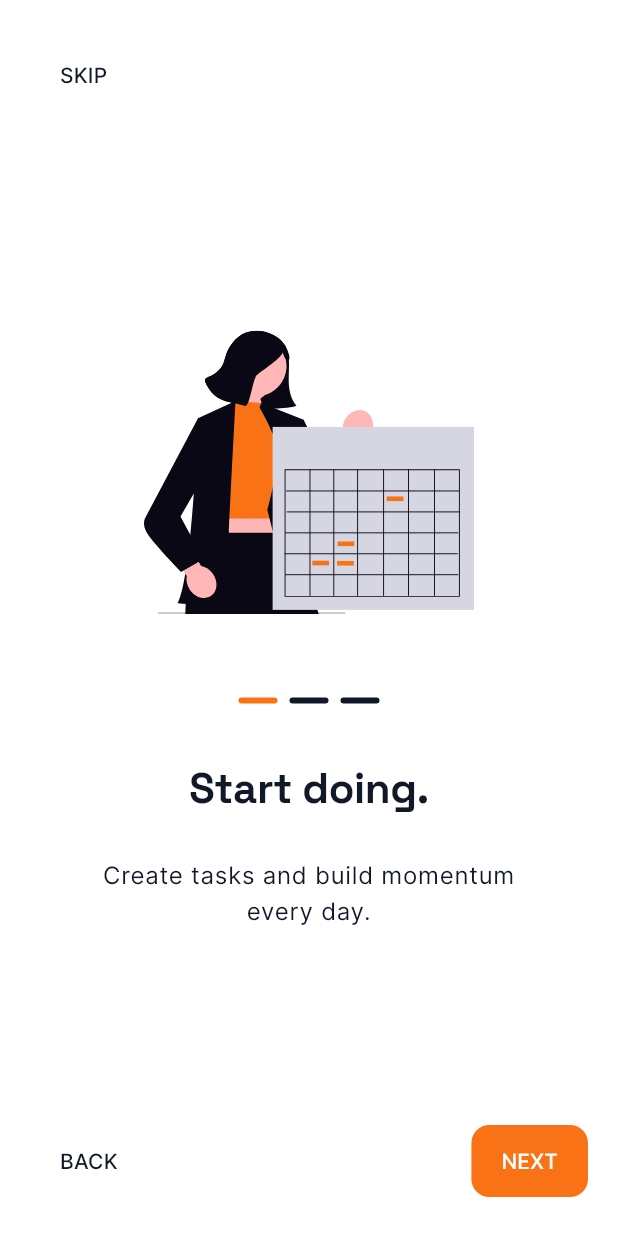
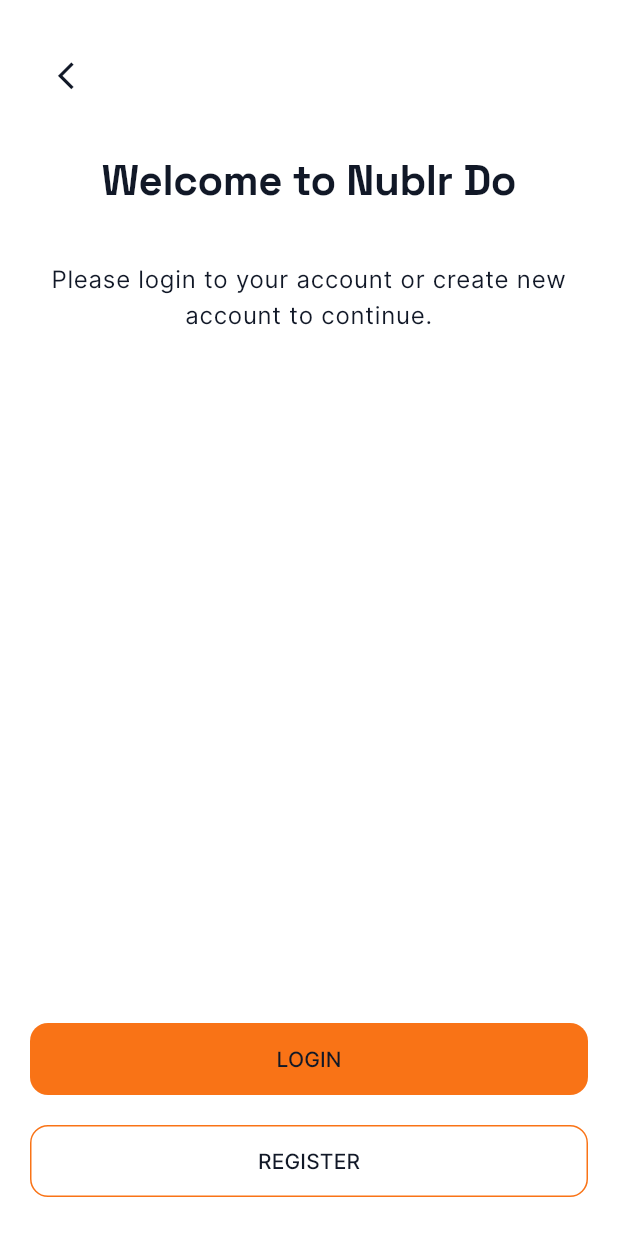
Before and after one commit to timi-okediya/nublr_do, a Flutter app: the screen it shows after launch, on a phone screen of 412 x 824 dp. Run offline on Flutter 3.47's test engine with Material 3 defaults, Android fonts, the phone set to English and light mode, and no system bars; our stand-ins replace flutter_svg.

Commit message:
feat: onboarding screens

```diff
--- /dev/null
+++ b/lib/features/onboarding/screens/go_to_auth_screen.dart
@@ -0,0 +1,77 @@
+import 'package:flutter/material.dart';
+import 'package:nublr_do/global/widgets/app_button.dart';
+import 'package:nublr_do/global/widgets/app_icon_button.dart';
+
+class GotoAuthScreen extends StatelessWidget {
+  const GotoAuthScreen({super.key});
+
+  @override
+  Widget build(BuildContext context) {
+    return Scaffold(
+      backgroundColor: Theme.of(context).colorScheme.surface,
+      body: Padding(
+        padding: const EdgeInsets.symmetric(
+          horizontal: 20,
+          vertical: 26,
+        ),
+        child: Column(
+          crossAxisAlignment: CrossAxisAlignment.start,
+          children: <Widget>[
+            AppIconButton(
+              icon: const Icon(Icons.arrow_back_ios_new),
+              onPressed: () {},
+            ),
+            Expanded(
+              child: Padding(
+                padding: EdgeInsets.symmetric(
+                  vertical: 30
+                ),
+                child: Column(
+                  mainAxisAlignment: MainAxisAlignment.start,
+                  crossAxisAlignment: CrossAxisAlignment.center,
+                  mainAxisSize: MainAxisSize.max,
+                  spacing: 36,
+                  children: <Widget>[
+                    Text(
+                      'Welcome to Nublr Do',
+                      style: Theme.of(context).textTheme.displayLarge?.copyWith(
+                          color: Theme.of(context).colorScheme.onSurface
+                      ),
+                    ),
+                    Text(
+                      'Please login to your account or create new account to continue.',
+                      style: Theme.of(context).textTheme.bodyLarge?.copyWith(
+                          color: Theme.of(context).colorScheme.onSurface
+                      ),
+                      textAlign: TextAlign.center,
+                    )
+                  ],
+                ),
+              ),
+            ),
+            Column(
+              mainAxisSize: MainAxisSize.max,
+              mainAxisAlignment: MainAxisAlignment.spaceBetween,
+              spacing: 20,
+              children: <Widget>[
+                AppButton(
+                  label: 'LOGIN',
+                  onPressed: () {},
+                  variant: AppButtonVariant.primary,
+                  widthFull: true,
+                ),
+
+                AppButton(
+                  label: 'REGISTER',
+                  onPressed: () {},
+                  variant: AppButtonVariant.outline,
+                  widthFull: true,
+                ),
+              ],
+            )
+          ],
+        ),
+      ),
+    );
+  }
+}
--- a/lib/global/widgets/app_button.dart
+++ b/lib/global/widgets/app_button.dart
@@ -6,6 +6,7 @@ class AppButton extends StatelessWidget {
   final AppButtonVariant variant;
   final bool isLoading;
   final bool isDisabled;
+  final bool widthFull;
 
   const AppButton({
     super.key,
@@ -14,6 +15,7 @@ class AppButton extends StatelessWidget {
     this.variant = AppButtonVariant.primary,
     this.isLoading = false,
     this.isDisabled = false,
+    this.widthFull = false,
   });
 
   @override
@@ -61,6 +63,7 @@ class AppButton extends StatelessWidget {
 
     return SizedBox(
       height: 48,
+      width: widthFull ? double.infinity : null,
       child: ElevatedButton(
         onPressed: disabled ? null : onPressed,
         style: ElevatedButton.styleFrom(
@@ -71,7 +74,9 @@ class AppButton extends StatelessWidget {
             borderRadius: BorderRadius.circular(12),
             side: border ?? BorderSide.none,
           ),
-          padding: const EdgeInsets.symmetric(horizontal: 20),
+          padding: variant == AppButtonVariant.ghost
+              ? EdgeInsets.zero
+              : const EdgeInsets.symmetric(horizontal: 20),
         ),
         child: isLoading
             ? const SizedBox(
@@ -79,7 +84,12 @@ class AppButton extends StatelessWidget {
           height: 20,
           child: CircularProgressIndicator(strokeWidth: 2),
         )
-            : Text(label),
+            : Text(
+          label,
+          style: Theme.of(context).textTheme.labelLarge?.copyWith(
+            color: Theme.of(context).colorScheme.onSurface
+          ),
+        ),
       ),
     );
   }
--- /dev/null
+++ b/lib/global/widgets/app_icon_button.dart
@@ -0,0 +1,88 @@
+import 'package:flutter/material.dart';
+
+class AppIconButton extends StatelessWidget {
+  final Widget icon; // Icon OR SvgPicture
+  final VoidCallback? onPressed;
+  final AppIconButtonVariant variant;
+  final double size;
+  final bool isDisabled;
+  final BorderRadius borderRadius;
+
+  const AppIconButton({
+    super.key,
+    required this.icon,
+    required this.onPressed,
+    this.variant = AppIconButtonVariant.ghost,
+    this.size = 48,
+    this.isDisabled = false,
+    this.borderRadius = const BorderRadius.all(Radius.circular(12)),
+  });
+
+  @override
+  Widget build(BuildContext context) {
+    final colors = Theme.of(context).colorScheme;
+    final disabled = isDisabled;
+
+    Color background;
+    Color foreground;
+    BorderSide? border;
+
+    switch (variant) {
+      case AppIconButtonVariant.primary:
+        background = colors.primary;
+        foreground = colors.onPrimary;
+        break;
+      case AppIconButtonVariant.outline:
+        background = Colors.transparent;
+        foreground = colors.primary;
+        border = BorderSide(color: colors.primary);
+        break;
+      case AppIconButtonVariant.danger:
+        background = colors.error;
+        foreground = colors.onError;
+        break;
+      case AppIconButtonVariant.ghost:
+        background = Colors.transparent;
+        foreground = colors.onSurface;
+        break;
+    }
+
+    return SizedBox(
+      width: size,
+      height: size,
+      child: Material(
+        color: background,
+        shape: RoundedRectangleBorder(
+          borderRadius: borderRadius,
+          side: border ?? BorderSide.none,
+        ),
+        child: InkWell(
+          onTap: disabled ? null : onPressed,
+          borderRadius: borderRadius,
+          child: Center(
+            child: IconTheme(
+              data: IconThemeData(
+                size: size * 0.45,
+                color: disabled
+                    ? colors.onSurface.withOpacity(0.38)
+                    : foreground,
+              ),
+              child: SizedBox(
+                width: size * 0.5,
+                height: size * 0.5,
+                child: Center(child: icon), // 🔑 TRUE CENTER
+              ),
+            ),
+          ),
+        ),
+      ),
+    );
+  }
+}
+
+enum AppIconButtonVariant {
+  primary,
+  ghost,
+  outline,
+  danger,
+}
--- a/lib/main.dart
+++ b/lib/main.dart
@@ -1,4 +1,5 @@
 import 'package:flutter/material.dart';
+import 'package:nublr_do/features/onboarding/screens/go_to_auth_screen.dart';
 import 'package:nublr_do/features/onboarding/screens/onboarding_home.dart';
 import 'package:nublr_do/features/onboarding/screens/onboarding_one.dart';
 import 'package:nublr_do/features/onboarding/screens/onboarding_three.dart';
@@ -21,7 +22,7 @@ class MyApp extends StatelessWidget {
       theme: AppTheme.light,
       darkTheme: AppTheme.dark,
       themeMode: ThemeMode.light,
-      home: OnboardingThree(),
+      home: GotoAuthScreen(),
     );
   }
 }
--- a/pubspec.yaml
+++ b/pubspec.yaml
@@ -35,6 +35,7 @@ dependencies:
   # Use with the CupertinoIcons class for iOS style icons.
   cupertino_icons: ^1.0.8
   flutter_svg: ^2.2.3
+  phosphor_flutter: ^2.1.0
 
 dev_dependencies:
   flutter_test:
```
Also changed, not shown: pubspec.lock.
